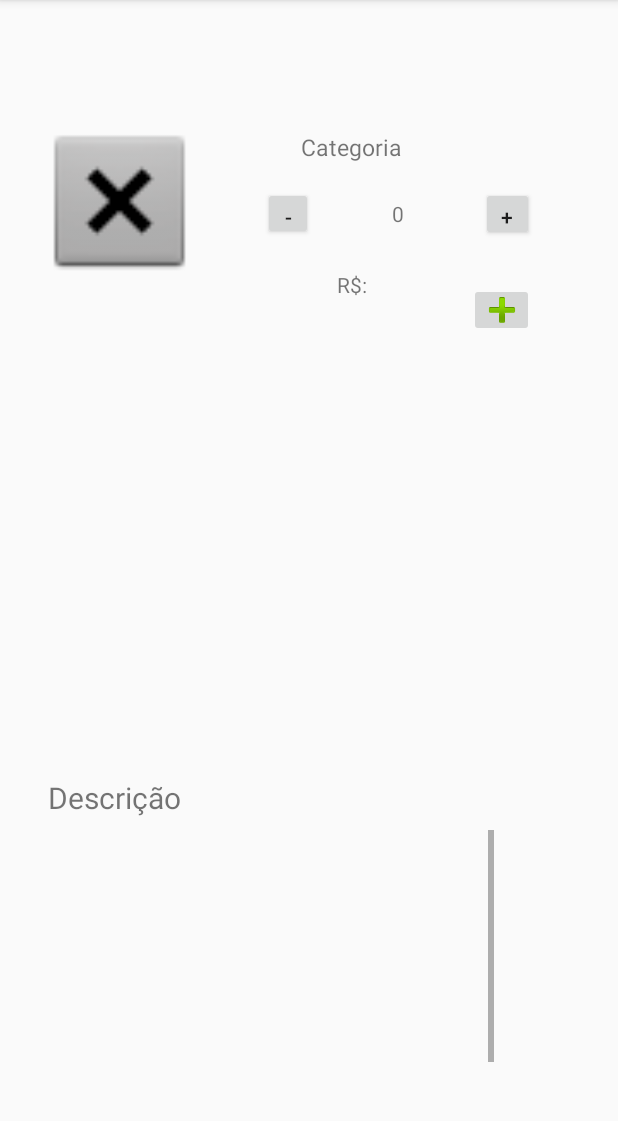
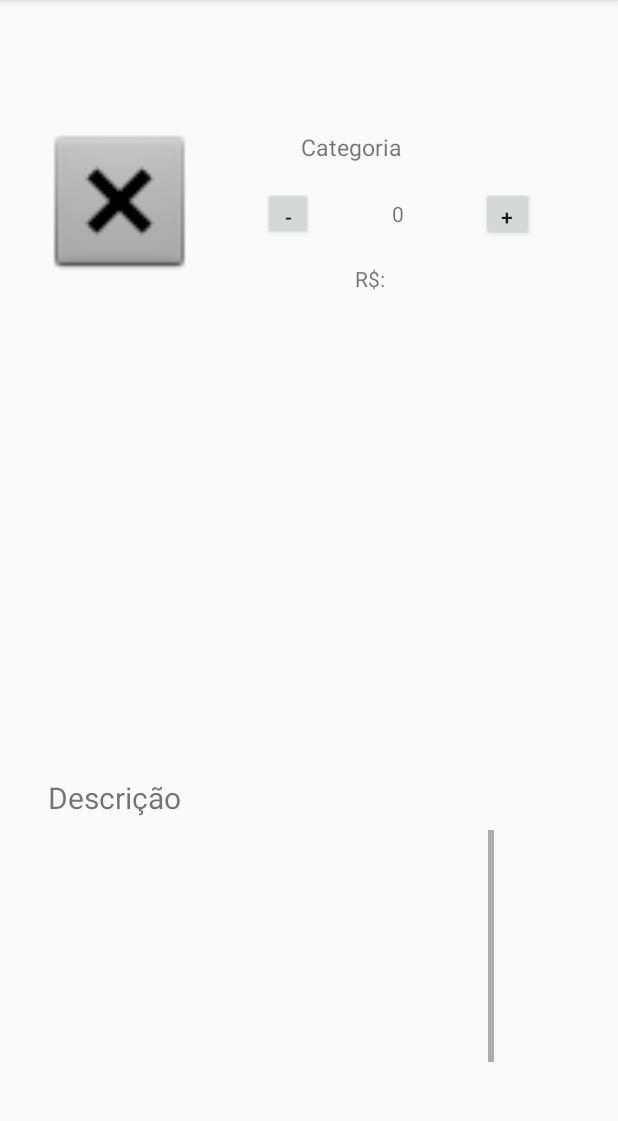
Before and after one commit to angelagra/Projeto-Integrador-IV---Sistema-Web-Modularizavel, an Android app: the fragment Detalhes placed in its activity, on a phone screen of 412 x 824 dp, the part 84-1205 px from its top. Run offline under Robolectric (Android 15) with nearby library versions, the phone set to English and light mode, and no system bars; 2 statements that could not run were skipped.

Commit message:
Revert "Merge branch 'master' of https://github.com/angelagra/Projeto-Integrador-IV---Sistema-Web-Modularizavel"
This reverts commit ffd2ecc0989ee8a482f5e6ec8505e503388e5923, reversing
changes made to 4464e35754eb727f85c9195d66eb3b0fb32099b4.

```diff
--- a/HippoSupermecado/app/src/main/res/layout/fragment_detalhes2.xml
+++ b/HippoSupermecado/app/src/main/res/layout/fragment_detalhes2.xml
@@ -80,8 +80,8 @@
         android:id="@+id/tvPreco"
         android:layout_width="wrap_content"
         android:layout_height="wrap_content"
-        android:layout_marginEnd="164dp"
-        android:layout_marginTop="20dp"
+        android:layout_marginEnd="152dp"
+        android:layout_marginTop="16dp"
         android:text="R$: "
         app:layout_constraintEnd_toEndOf="parent"
         app:layout_constraintTop_toBottomOf="@+id/btnRetira" />
@@ -128,14 +128,4 @@
         </LinearLayout>
     </ScrollView>
 
-    <ImageButton
-        android:id="@+id/btnComprar"
-        android:layout_width="43dp"
-        android:layout_height="36dp"
-        android:layout_marginEnd="56dp"
-        android:layout_marginTop="28dp"
-        android:src="@android:drawable/ic_input_add"
-        app:layout_constraintEnd_toEndOf="parent"
-        app:layout_constraintTop_toBottomOf="@+id/btnAdicione" />
-
 </android.support.constraint.ConstraintLayout>
```
